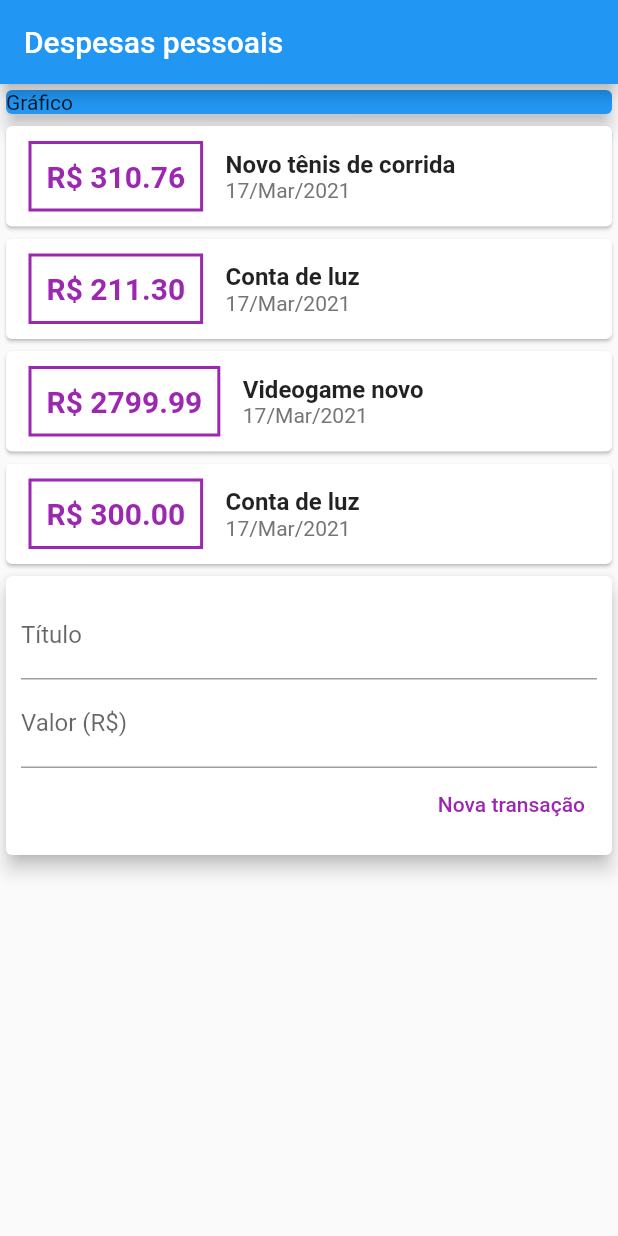
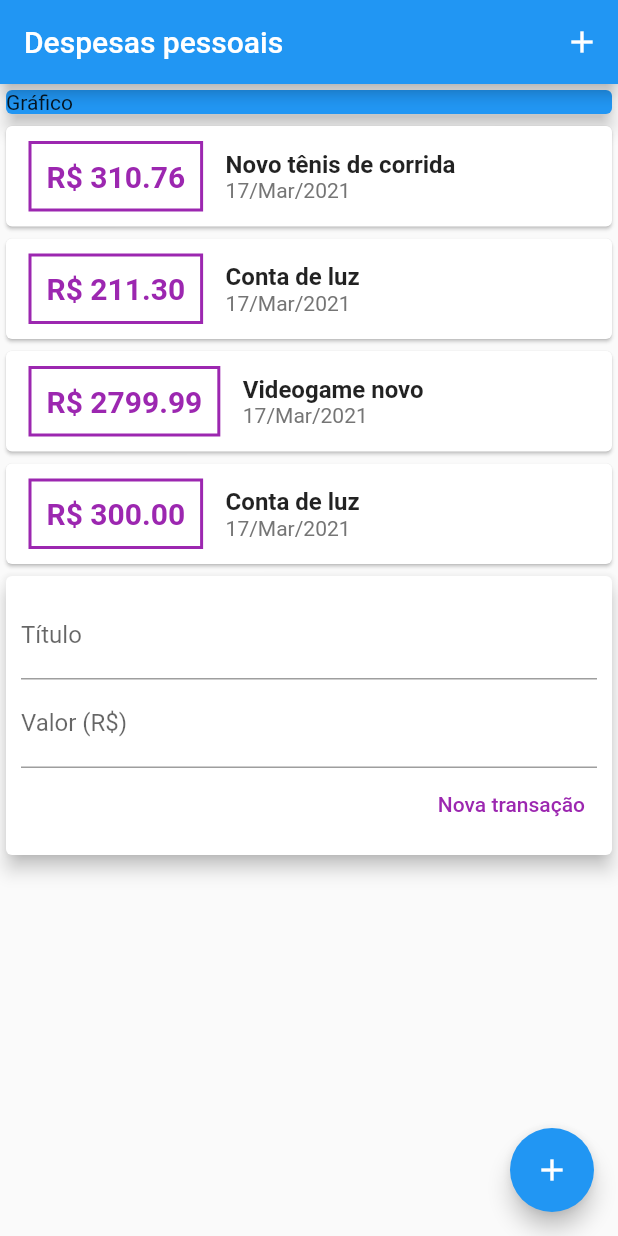
Before and after one commit to diegowinter/curso-flutter, a Flutter app: the screen it shows after launch, on a phone screen of 412 x 824 dp. Run offline on Flutter 3.47's test engine with Material 2 defaults, Android fonts, the phone set to English and light mode, and no system bars.

Commit message:
project(despesas pessoais): botões para adicionar transação

```diff
--- a/expenses/lib/main.dart
+++ b/expenses/lib/main.dart
@@ -18,6 +18,12 @@ class MyHomePage extends StatelessWidget {
     return Scaffold(
       appBar: AppBar(
         title: Text('Despesas pessoais'),
+        actions: [
+          IconButton(
+            icon: Icon(Icons.add),
+            onPressed: () {}
+          )
+        ],
       ),
       body: SingleChildScrollView(
         child: Column(
@@ -34,7 +40,12 @@ class MyHomePage extends StatelessWidget {
             TransactionUser()
           ],
         ),
-      )
+      ),
+      floatingActionButton: FloatingActionButton(
+        child: Icon(Icons.add),
+        onPressed: () {},
+      ),
+      //floatingActionButtonLocation: FloatingActionButtonLocation.centerFloat
     );
   }
 }
```
